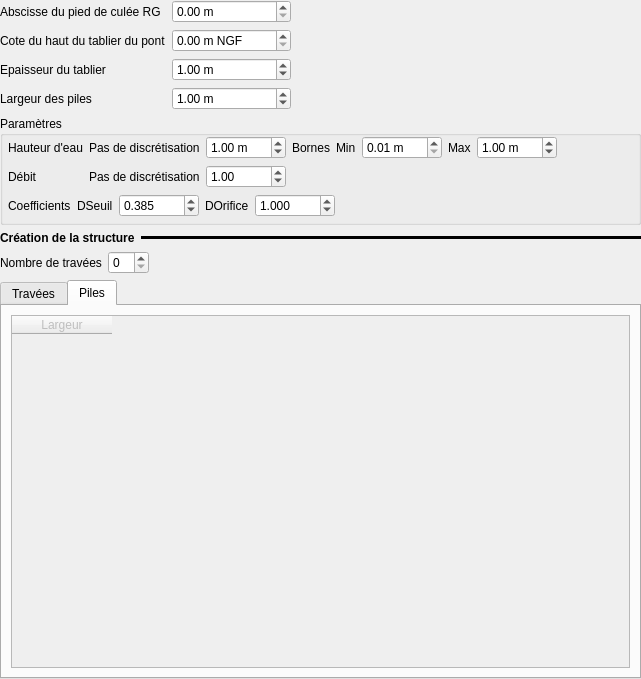
Before: the Qt Designer form ui/structures/ui_orifice_pc.ui in Artelia/Mascaret, drawn with Qt 5.
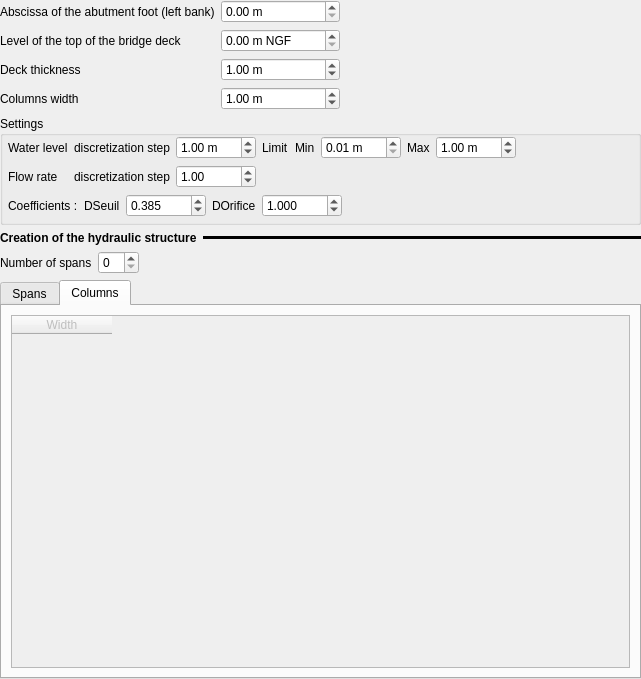
After: the same form once the commit is applied. The open tabs and pages were chosen to show the change.

What changed in the file:
```diff
--- a/ui/structures/ui_orifice_pc.ui
+++ b/ui/structures/ui_orifice_pc.ui
@@ -47,21 +47,21 @@
      <item row="2" column="0">
       <widget class="QLabel" name="label_6">
        <property name="text">
-        <string>Cote du haut du tablier du pont</string>
+        <string>Level of the top of the bridge deck</string>
        </property>
       </widget>
      </item>
      <item row="3" column="0">
       <widget class="QLabel" name="label_13">
        <property name="text">
-        <string>Epaisseur du tablier</string>
+        <string>Deck thickness</string>
        </property>
       </widget>
      </item>
      <item row="1" column="0">
       <widget class="QLabel" name="label_17">
        <property name="text">
-        <string>Abscisse du pied de culée RG</string>
+        <string>Abscissa of the abutment foot (left bank)</string>
        </property>
       </widget>
      </item>
@@ -106,7 +106,7 @@
      <item row="4" column="0">
       <widget class="QLabel" name="label_2">
        <property name="text">
-        <string>Largeur des piles</string>
+        <string>Columns width</string>
        </property>
       </widget>
      </item>
@@ -150,7 +150,7 @@
    <item>
     <widget class="QGroupBox" name="groupBox_4">
      <property name="title">
-      <string>Paramètres</string>
+      <string>Settings</string>
      </property>
      <layout class="QVBoxLayout" name="verticalLayout_16">
       <property name="leftMargin">
@@ -170,7 +170,7 @@
         <item row="0" column="1">
          <widget class="QLabel" name="label">
           <property name="text">
-           <string>Pas de discrétisation</string>
+           <string>discretization step</string>
           </property>
          </widget>
         </item>
@@ -271,14 +271,14 @@
         <item row="0" column="3">
          <widget class="QLabel" name="label_28">
           <property name="text">
-           <string>Bornes</string>
+           <string>Limit</string>
           </property>
          </widget>
         </item>
         <item row="0" column="0">
          <widget class="QLabel" name="label_29">
           <property name="text">
-           <string>Hauteur d'eau</string>
+           <string>Water level</string>
           </property>
          </widget>
         </item>
@@ -304,14 +304,14 @@
         <item row="1" column="1">
          <widget class="QLabel" name="label_4">
           <property name="text">
-           <string>Pas de discrétisation</string>
+           <string>discretization step</string>
           </property>
          </widget>
         </item>
         <item row="1" column="0">
          <widget class="QLabel" name="label_30">
           <property name="text">
-           <string>Débit </string>
+           <string>Flow rate</string>
           </property>
          </widget>
         </item>
@@ -322,7 +322,7 @@
         <item>
          <widget class="QLabel" name="label_3">
           <property name="text">
-           <string>Coefficients</string>
+           <string>Coefficients :</string>
           </property>
          </widget>
         </item>
@@ -413,7 +413,7 @@
         </font>
        </property>
        <property name="text">
-        <string>Création de la structure</string>
+        <string>Creation of the hydraulic structure</string>
        </property>
       </widget>
      </item>
@@ -440,7 +440,7 @@
      <item>
       <widget class="QLabel" name="label_18">
        <property name="text">
-        <string>Nombre de travées</string>
+        <string>Number of spans</string>
        </property>
       </widget>
      </item>
@@ -479,7 +479,7 @@
      </property>
      <widget class="QWidget" name="ong_trav">
       <attribute name="title">
-       <string>Travées</string>
+       <string>Spans</string>
       </attribute>
       <layout class="QVBoxLayout" name="verticalLayout_6">
        <item>
@@ -527,7 +527,7 @@
      </widget>
      <widget class="QWidget" name="ong_pile">
       <attribute name="title">
-       <string>Piles</string>
+       <string>Columns</string>
       </attribute>
       <layout class="QVBoxLayout" name="verticalLayout_2">
        <item>
@@ -543,7 +543,7 @@
          </attribute>
          <column>
           <property name="text">
-           <string>Largeur</string>
+           <string>Width</string>
           </property>
          </column>
         </widget>
```
Left out of the diff: 4 changed lines with no effect on the pictures.
